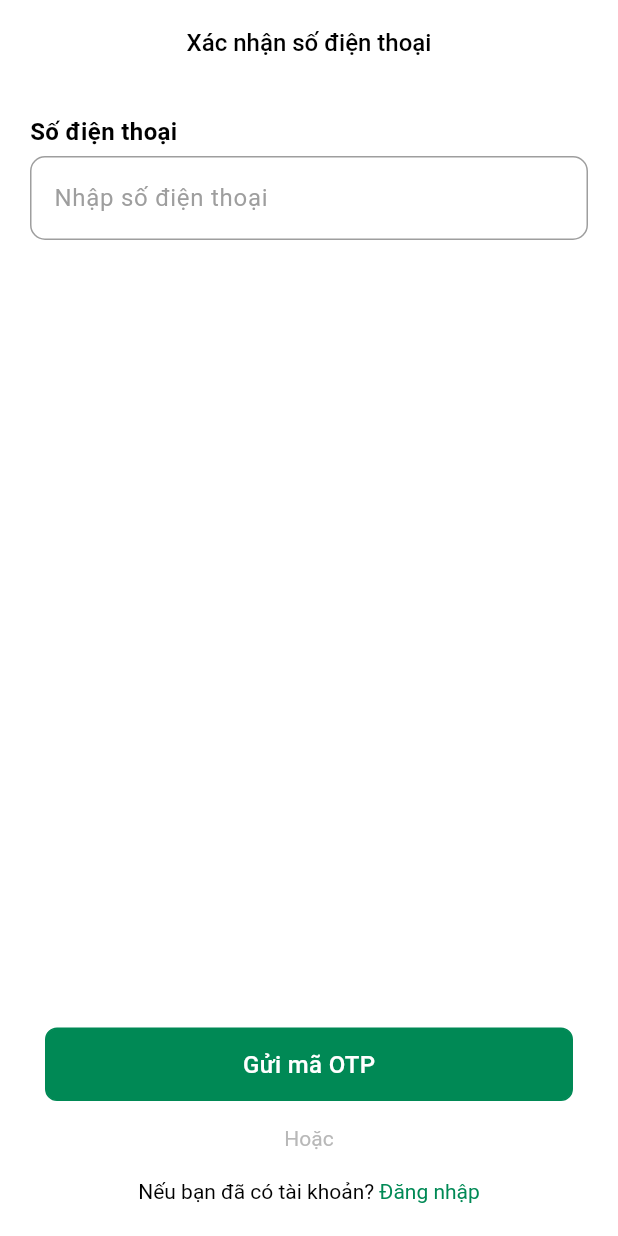
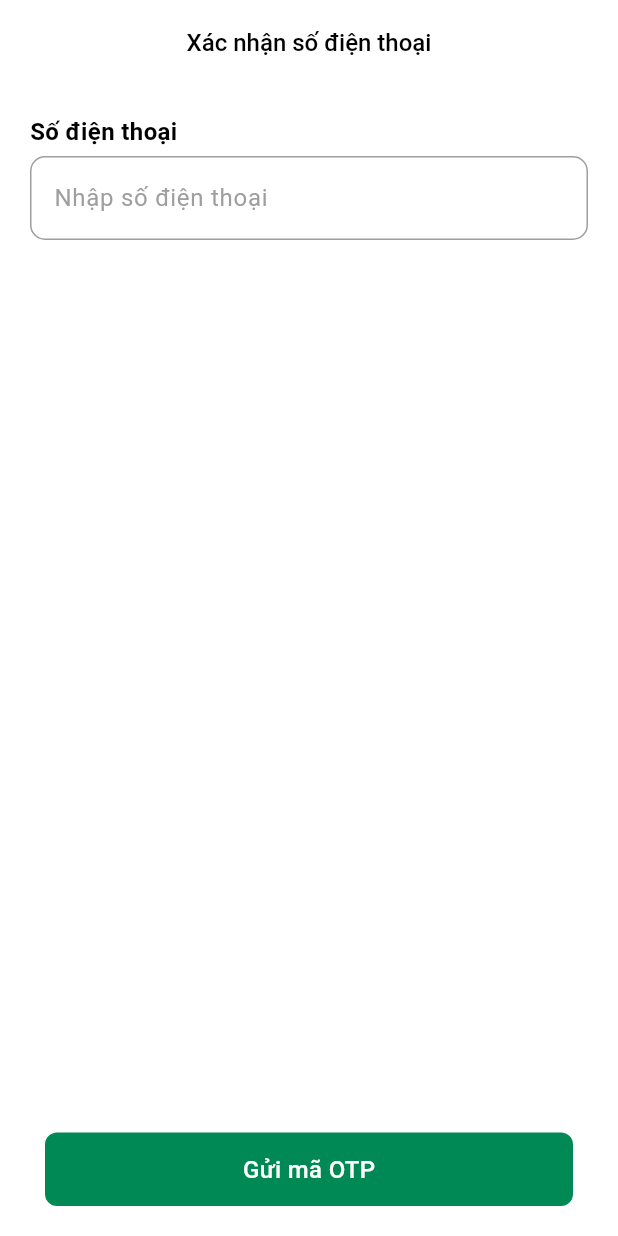
Before and after one commit to manhhoangg2k2/DoAnTotNghiep2024, a Flutter app: the OtpScreen screen opened directly, on a phone screen of 412 x 824 dp. Run offline on Flutter 3.47's test engine with Material 3 defaults, Android fonts, the light colour scheme and no system bars; our stand-ins replace bloc, carousel_slider, dio, dropdown_button2, firebase_core, flutter_bloc and 8 more; accounts and stored records are empty; generated files the repository leaves out were written again.

Commit message:
Thêm logic đăng nhập

```diff
--- a/fare_riding_app/lib/network/api_client.dart
+++ b/fare_riding_app/lib/network/api_client.dart
@@ -11,7 +11,7 @@ abstract class ApiClient{
   factory ApiClient(Dio dio, {String baseUrl}) = _ApiClient;
 
   @POST("/api/account/login")
-  Future<String> login(@Body() Map<String, dynamic> body);
+  Future<APIResponse> login(@Body() Map<String, dynamic> body);
 
   @POST("/api/account/signUp")
   Future<APIResponse<SignUpRes>> signUp(@Body() Map<String, dynamic> body);
--- a/fare_riding_app/lib/repository/auth_repository.dart
+++ b/fare_riding_app/lib/repository/auth_repository.dart
@@ -7,7 +7,7 @@ import '../network/api_util.dart';
 
 abstract class AuthRepository{
   Future<LoginRes?> getToken();
-  Future<String> Login(String phoneNumber);
+  Future<APIResponse> authentication(String phoneNumber);
   Future<void> saveToken(LoginRes loginRes);
   Future<void> removeToken();
   Future<APIResponse<SignUpRes>> signUp({
@@ -40,7 +40,7 @@ class AuthRepositoryImpl extends AuthRepository{
   }
 
   @override
-  Future<String> Login(String phoneNumber) async {
+  Future<APIResponse> authentication(String phoneNumber) async {
     final body = {"phone_number": phoneNumber};
     return apiClient.login(body);
   }
--- /dev/null
+++ b/fare_riding_app/lib/ui/pages/Authentication/log_in/cubit/authentication_state.dart
@@ -0,0 +1,4 @@
+part of 'authentication_cubit.dart';
+
+@immutable
+class AuthenticationState {}
--- a/fare_riding_app/lib/ui/pages/Authentication/sign_up/view/otp_screen.dart
+++ b/fare_riding_app/lib/ui/pages/Authentication/sign_up/view/otp_screen.dart
@@ -103,29 +103,7 @@ class OtpScreen extends StatelessWidget {
                       }
                     },
                   ),
-                  SizedBox(
-                    height: AppSizes.size_15,
-                  ),
-                  TextBase(
-                    text: "Hoặc",
-                    color: AppColor.contentDisable,
-                  ),
-                  SizedBox(
-                    height: AppSizes.size_15,
-                  ),
-                  Row(
-                    mainAxisAlignment: MainAxisAlignment.center,
-                    children: [
-                      TextBase(text: "Nếu bạn đã có tài khoản? "),
-                      InkWell(
-                        child: TextBase(
-                          text: AppText.logIn,
-                          color: AppColor.main,
-                        ),
-                        onTap: () {},
-                      ),
-                    ],
-                  ),
+
                 ],
               ),
             ],
```
Also changed, not shown: fare_riding_app/lib/repository/main_repository.dart (+6 -6 lines), fare_riding_app/lib/ui/common/otp_screen.dart (added, +82 -0 lines), fare_riding_app/lib/ui/pages/Authentication/log_in/cubit/authentication_cubit.dart (added, +24 -0 lines), fare_riding_app/lib/ui/pages/Authentication/log_in/view/log_in_screen.dart (+8 -53 lines), fare_riding_app/lib/network/api_client.g.dart, 777 other files.
